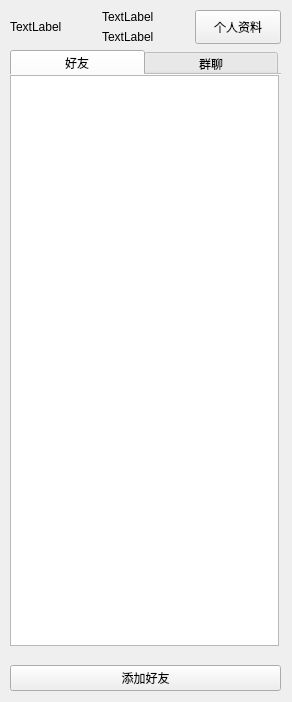
First picture: the form in ui/list.ui, repository thirdxiaozhu/network_design_client, before the edit.
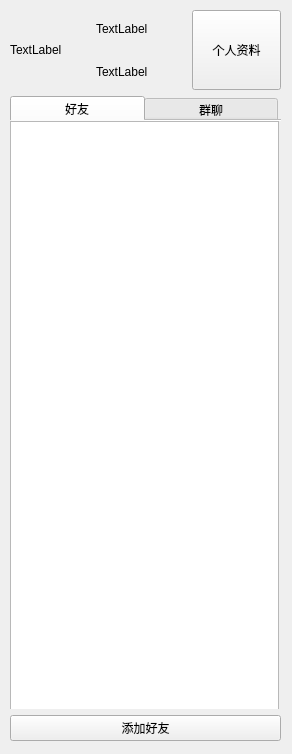
Second picture: the form after the edit.

The edit to the form file:
```diff
--- a/ui/list.ui
+++ b/ui/list.ui
@@ -7,7 +7,7 @@
     <x>0</x>
     <y>0</y>
     <width>292</width>
-    <height>702</height>
+    <height>754</height>
    </rect>
   </property>
   <property name="minimumSize">
@@ -31,14 +31,26 @@
      <x>10</x>
      <y>10</y>
      <width>271</width>
-     <height>681</height>
+     <height>731</height>
     </rect>
    </property>
    <layout class="QVBoxLayout" name="verticalLayout">
     <item>
      <layout class="QHBoxLayout" name="horizontalLayout">
       <item>
-       <widget class="QLabel" name="label">
+       <widget class="QLabel" name="headsculLabel">
+        <property name="minimumSize">
+         <size>
+          <width>80</width>
+          <height>80</height>
+         </size>
+        </property>
+        <property name="maximumSize">
+         <size>
+          <width>80</width>
+          <height>80</height>
+         </size>
+        </property>
         <property name="text">
          <string>TextLabel</string>
         </property>
@@ -129,7 +141,7 @@
           <x>0</x>
           <y>0</y>
           <width>269</width>
-          <height>571</height>
+          <height>621</height>
          </rect>
         </property>
        </widget>
```
